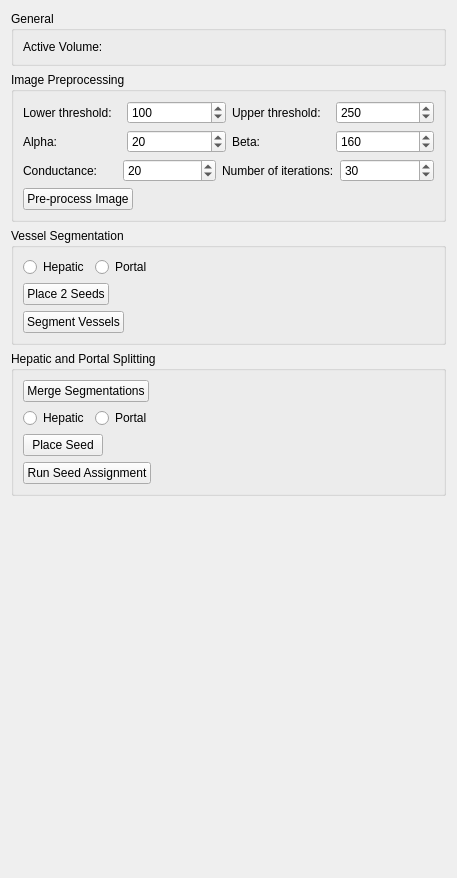
Before: the Qt Designer form VesselSegmentation/Resources/UI/qSlicerVesselSegmentationModuleWidget.ui in TheInterventionCentre/NorMIT-Plan, drawn with Qt 5.
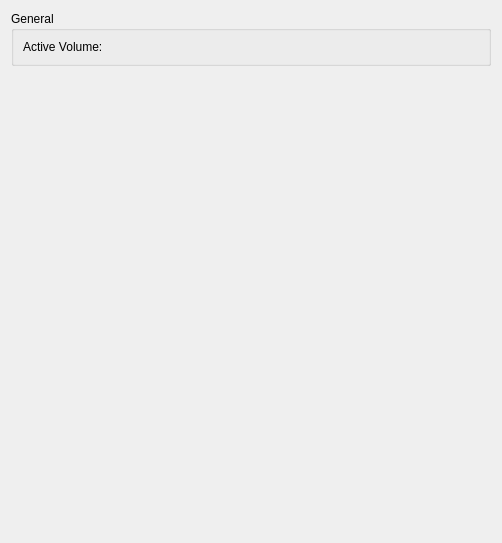
After: the same form once the commit is applied. Custom widgets are drawn as their Qt base class.

Commit message: REF: Refactoring widgets for Vessel Segmentation, split into preprocessing, segmentation and splitting

What changed in the file:
```diff
--- a/VesselSegmentation/Resources/UI/qSlicerVesselSegmentationModuleWidget.ui
+++ b/VesselSegmentation/Resources/UI/qSlicerVesselSegmentationModuleWidget.ui
@@ -6,8 +6,8 @@
    <rect>
     <x>0</x>
     <y>0</y>
-    <width>457</width>
-    <height>878</height>
+    <width>502</width>
+    <height>543</height>
    </rect>
   </property>
   <property name="windowTitle">
@@ -59,369 +59,13 @@
     </widget>
    </item>
    <item>
-    <widget class="QGroupBox" name="groupBox">
-     <property name="title">
-      <string>Image Preprocessing</string>
-     </property>
-     <layout class="QVBoxLayout" name="verticalLayout_4">
-      <item>
-       <layout class="QHBoxLayout" name="horizontalLayout_14">
-        <item>
-         <widget class="QLabel" name="label">
-          <property name="text">
-           <string>Lower threshold:</string>
-          </property>
-         </widget>
-        </item>
-        <item>
-         <widget class="QSpinBox" name="LTspinBox">
-          <property name="minimum">
-           <number>-200</number>
-          </property>
-          <property name="maximum">
-           <number>500</number>
-          </property>
-          <property name="value">
-           <number>100</number>
-          </property>
-         </widget>
-        </item>
-        <item>
-         <widget class="QLabel" name="label_6">
-          <property name="text">
-           <string>Upper threshold:</string>
-          </property>
-         </widget>
-        </item>
-        <item>
-         <widget class="QSpinBox" name="UTspinBox">
-          <property name="minimum">
-           <number>-200</number>
-          </property>
-          <property name="maximum">
-           <number>500</number>
-          </property>
-          <property name="value">
-           <number>250</number>
-          </property>
-         </widget>
-        </item>
-       </layout>
-      </item>
-      <item>
-       <layout class="QHBoxLayout" name="horizontalLayout_13">
-        <item>
-         <widget class="QLabel" name="label_2">
-          <property name="text">
-           <string>Alpha:</string>
-          </property>
-         </widget>
-        </item>
-        <item>
-         <widget class="QSpinBox" name="AlphaSpinBox">
-          <property name="minimum">
-           <number>0</number>
-          </property>
-          <property name="maximum">
-           <number>50</number>
-          </property>
-          <property name="value">
-           <number>20</number>
-          </property>
-         </widget>
-        </item>
-        <item>
-         <widget class="QLabel" name="label_3">
-          <property name="text">
-           <string>Beta:</string>
-          </property>
-         </widget>
-        </item>
-        <item>
-         <widget class="QSpinBox" name="BetaSpinBox">
-          <property name="minimum">
-           <number>-200</number>
-          </property>
-          <property name="maximum">
-           <number>500</number>
-          </property>
-          <property name="value">
-           <number>160</number>
-          </property>
-         </widget>
-        </item>
-       </layout>
-      </item>
-      <item>
-       <layout class="QHBoxLayout" name="horizontalLayout_11">
-        <item>
-         <widget class="QLabel" name="label_4">
-          <property name="text">
-           <string>Conductance:</string>
-          </property>
-         </widget>
-        </item>
-        <item>
-         <widget class="QSpinBox" name="ConductanceSpinBox">
-          <property name="maximum">
-           <number>50</number>
-          </property>
-          <property name="value">
-           <number>20</number>
-          </property>
-         </widget>
-        </item>
-        <item>
-         <widget class="QLabel" name="label_5">
-          <property name="text">
-           <string>Number of iterations:</string>
-          </property>
-         </widget>
-        </item>
-        <item>
-         <widget class="QSpinBox" name="IterationsSpinBox">
-          <property name="minimum">
-           <number>1</number>
-          </property>
-          <property name="maximum">
-           <number>50</number>
-          </property>
-          <property name="value">
-           <number>30</number>
-          </property>
-         </widget>
-        </item>
-       </layout>
-      </item>
-      <item>
-       <layout class="QHBoxLayout" name="horizontalLayout_3">
-        <item>
-         <widget class="QPushButton" name="buttonPreprocess">
-          <property name="text">
-           <string>Pre-process Image</string>
-          </property>
-         </widget>
-        </item>
-        <item>
-         <spacer name="horizontalSpacer">
-          <property name="orientation">
-           <enum>Qt::Horizontal</enum>
-          </property>
-          <property name="sizeHint" stdset="0">
-           <size>
-            <width>30</width>
-            <height>20</height>
-           </size>
-          </property>
-         </spacer>
-        </item>
-       </layout>
-      </item>
-     </layout>
-    </widget>
+    <widget class="qSlicerVesselSegmentationPreprocessingWidget" name="PreprocessingWidget" native="true"/>
    </item>
    <item>
-    <widget class="QGroupBox" name="groupBox_2">
-     <property name="title">
-      <string>Vessel Segmentation</string>
-     </property>
-     <layout class="QVBoxLayout" name="verticalLayout_5">
-      <item>
-       <layout class="QHBoxLayout" name="horizontalLayout_4">
-        <item>
-         <widget class="QRadioButton" name="radioHepaticSeg">
-          <property name="text">
-           <string>Hepatic</string>
-          </property>
-         </widget>
-        </item>
-        <item>
-         <widget class="QRadioButton" name="radioPortalSeg">
-          <property name="text">
-           <string>Portal</string>
-          </property>
-         </widget>
-        </item>
-        <item>
-         <spacer name="horizontalSpacer_5">
-          <property name="orientation">
-           <enum>Qt::Horizontal</enum>
-          </property>
-          <property name="sizeHint" stdset="0">
-           <size>
-            <width>40</width>
-            <height>20</height>
-           </size>
-          </property>
-         </spacer>
-        </item>
-       </layout>
-      </item>
-      <item>
-       <layout class="QHBoxLayout" name="horizontalLayout_5">
-        <item>
-         <widget class="QPushButton" name="buttonSeedsSeg">
-          <property name="text">
-           <string>Place 2 Seeds</string>
-          </property>
-          <property name="checkable">
-           <bool>true</bool>
-          </property>
-         </widget>
-        </item>
-        <item>
-         <spacer name="horizontalSpacer_2">
-          <property name="orientation">
-           <enum>Qt::Horizontal</enum>
-          </property>
-          <property name="sizeHint" stdset="0">
-           <size>
-            <width>30</width>
-            <height>20</height>
-           </size>
-          </property>
-         </spacer>
-        </item>
-       </layout>
-      </item>
-      <item>
-       <layout class="QHBoxLayout" name="horizontalLayout_6">
-        <item>
-         <widget class="QPushButton" name="buttonSegmentation">
-          <property name="text">
-           <string>Segment Vessels</string>
-          </property>
-         </widget>
-        </item>
-        <item>
-         <spacer name="horizontalSpacer_4">
-          <property name="orientation">
-           <enum>Qt::Horizontal</enum>
-          </property>
-          <property name="sizeHint" stdset="0">
-           <size>
-            <width>40</width>
-            <height>20</height>
-           </size>
-          </property>
-         </spacer>
-        </item>
-       </layout>
-      </item>
-     </layout>
-    </widget>
+    <widget class="qSlicerVesselSegmentationSegmentationWidget" name="SegmentationWidget" native="true"/>
    </item>
    <item>
-    <widget class="QGroupBox" name="groupBox_3">
-     <property name="title">
-      <string>Hepatic and Portal Splitting</string>
-     </property>
-     <layout class="QVBoxLayout" name="verticalLayout_2">
-      <item>
-       <layout class="QHBoxLayout" name="horizontalLayout">
-        <item>
-         <widget class="QPushButton" name="buttonMergeSeg">
-          <property name="text">
-           <string>Merge Segmentations</string>
-          </property>
-         </widget>
-        </item>
-        <item>
-         <spacer name="horizontalSpacer_3">
-          <property name="orientation">
-           <enum>Qt::Horizontal</enum>
-          </property>
-          <property name="sizeHint" stdset="0">
-           <size>
-            <width>30</width>
-            <height>20</height>
-           </size>
-          </property>
-         </spacer>
-        </item>
-       </layout>
-      </item>
-      <item>
-       <layout class="QHBoxLayout" name="horizontalLayout_7">
-        <item>
-         <widget class="QRadioButton" name="radioHepaticMerge">
-          <property name="text">
-           <string>Hepatic</string>
-          </property>
-         </widget>
-        </item>
-        <item>
-         <widget class="QRadioButton" name="radioPortalMerge">
-          <property name="text">
-           <string>Portal</string>
-          </property>
-         </widget>
-        </item>
-        <item>
-         <spacer name="horizontalSpacer_6">
-          <property name="orientation">
-           <enum>Qt::Horizontal</enum>
-          </property>
-          <property name="sizeHint" stdset="0">
-           <size>
-            <width>40</width>
-            <height>20</height>
-           </size>
-          </property>
-         </spacer>
-        </item>
-       </layout>
-      </item>
-      <item>
-       <layout class="QHBoxLayout" name="horizontalLayout_8">
-        <item>
-         <widget class="QPushButton" name="buttonSeedsMerge">
-          <property name="text">
-           <string>Place Seed</string>
-          </property>
-         </widget>
-        </item>
-        <item>
-         <spacer name="horizontalSpacer_7">
-          <property name="orientation">
-           <enum>Qt::Horizontal</enum>
-          </property>
-          <property name="sizeHint" stdset="0">
-           <size>
-            <width>40</width>
-            <height>20</height>
-           </size>
-          </property>
-         </spacer>
-        </item>
-       </layout>
-      </item>
-      <item>
-       <layout class="QHBoxLayout" name="horizontalLayout_9">
-        <item>
-         <widget class="QPushButton" name="buttonSeedsAssign">
-          <property name="text">
-           <string>Run Seed Assignment</string>
-          </property>
-         </widget>
-        </item>
-        <item>
-         <spacer name="horizontalSpacer_8">
-          <property name="orientation">
-           <enum>Qt::Horizontal</enum>
-          </property>
-          <property name="sizeHint" stdset="0">
-           <size>
-            <width>40</width>
-            <height>20</height>
-           </size>
-          </property>
-         </spacer>
-        </item>
-       </layout>
-      </item>
-     </layout>
-    </widget>
+    <widget class="qSlicerVesselSegmentationSplittingWidget" name="SplittingWidget" native="true"/>
    </item>
    <item>
     <spacer name="verticalSpacer">
@@ -450,6 +94,24 @@
    <header>qSlicerWidget.h</header>
    <container>1</container>
   </customwidget>
+  <customwidget>
+   <class>qSlicerVesselSegmentationPreprocessingWidget</class>
+   <extends>QWidget</extends>
+   <header>qSlicerVesselSegmentationPreprocessingWidget.h</header>
+   <container>1</container>
+  </customwidget>
+  <customwidget>
+   <class>qSlicerVesselSegmentationSegmentationWidget</class>
+   <extends>QWidget</extends>
+   <header>qSlicerVesselSegmentationSegmentationWidget.h</header>
+   <container>1</container>
+  </customwidget>
+  <customwidget>
+   <class>qSlicerVesselSegmentationSplittingWidget</class>
+   <extends>QWidget</extends>
+   <header>qSlicerVesselSegmentationSplittingWidget.h</header>
+   <container>1</container>
+  </customwidget>
  </customwidgets>
  <tabstops>
   <tabstop>buttonPreprocess</tabstop>
```
Left out of the diff: 268 changed lines with no effect on the pictures. The commit also changes 14 other files.
